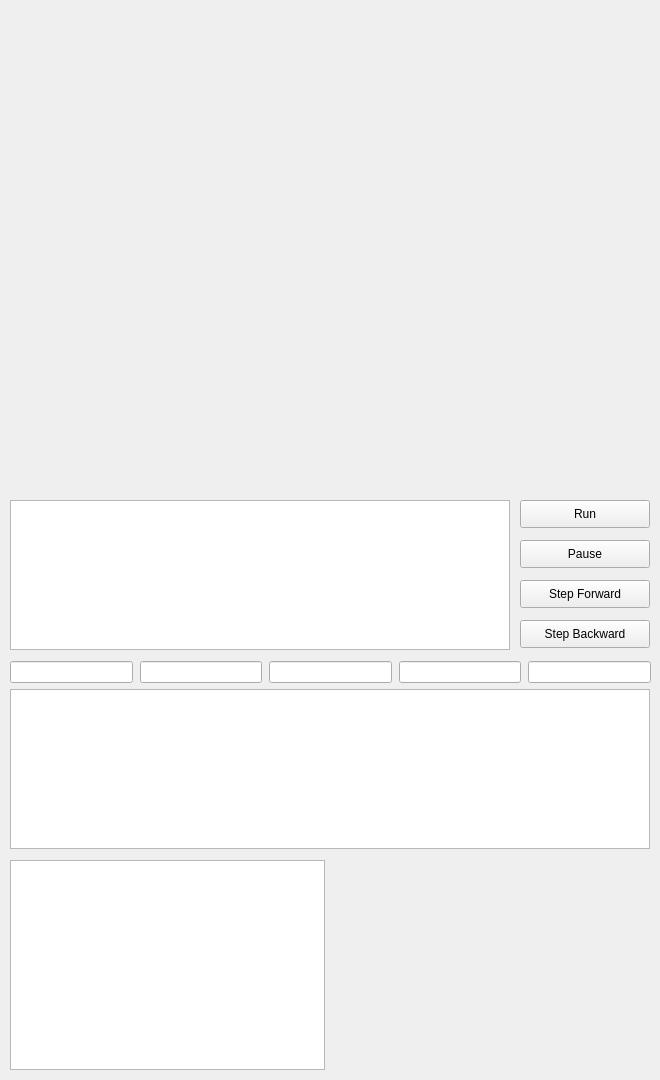
Qt form src/Debugging/MainDebugWindow.ui (GroupDenseKitchen/KitchenOccupation) before a commit.
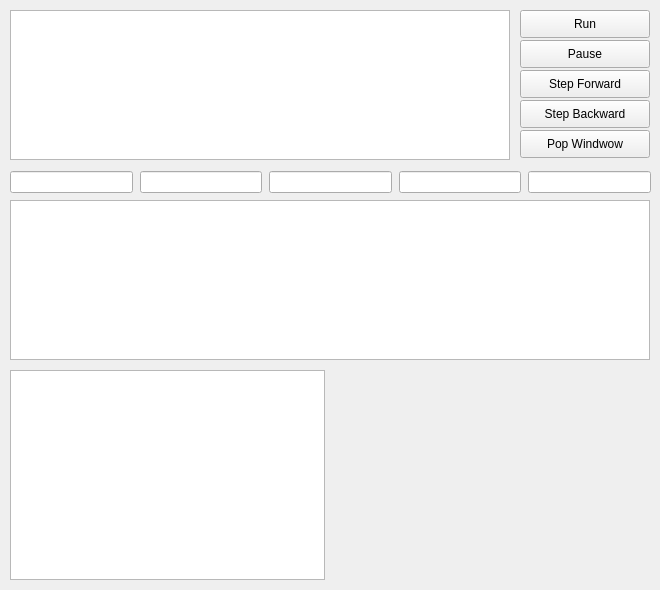
The same form after that commit.

Patch:
```diff
--- a/src/Debugging/MainDebugWindow.ui
+++ b/src/Debugging/MainDebugWindow.ui
@@ -7,7 +7,7 @@
     <x>0</x>
     <y>0</y>
     <width>660</width>
-    <height>1080</height>
+    <height>590</height>
    </rect>
   </property>
   <property name="windowTitle">
@@ -21,33 +21,17 @@
     <property name="geometry">
      <rect>
       <x>10</x>
-      <y>500</y>
+      <y>10</y>
       <width>500</width>
       <height>150</height>
      </rect>
     </property>
    </widget>
-   <widget class="QLabel" name="image1">
-    <property name="geometry">
-     <rect>
-      <x>10</x>
-      <y>10</y>
-      <width>640</width>
-      <height>480</height>
-     </rect>
-    </property>
-    <property name="autoFillBackground">
-     <bool>true</bool>
-    </property>
-    <property name="text">
-     <string/>
-    </property>
-   </widget>
    <widget class="QPushButton" name="runButton">
     <property name="geometry">
      <rect>
       <x>520</x>
-      <y>500</y>
+      <y>10</y>
       <width>130</width>
       <height>28</height>
      </rect>
@@ -65,7 +49,7 @@
     <property name="geometry">
      <rect>
       <x>520</x>
-      <y>540</y>
+      <y>40</y>
       <width>130</width>
       <height>28</height>
      </rect>
@@ -83,7 +67,7 @@
     <property name="geometry">
      <rect>
       <x>520</x>
-      <y>580</y>
+      <y>70</y>
       <width>130</width>
       <height>28</height>
      </rect>
@@ -101,7 +85,7 @@
     <property name="geometry">
      <rect>
       <x>520</x>
-      <y>620</y>
+      <y>100</y>
       <width>130</width>
       <height>28</height>
      </rect>
@@ -119,7 +103,7 @@
     <property name="geometry">
      <rect>
       <x>10</x>
-      <y>689</y>
+      <y>200</y>
       <width>640</width>
       <height>160</height>
      </rect>
@@ -129,17 +113,17 @@
     <property name="geometry">
      <rect>
       <x>10</x>
-      <y>860</y>
+      <y>370</y>
       <width>315</width>
       <height>210</height>
      </rect>
     </property>
    </widget>
-   <widget class="QWidget" name="">
+   <widget class="QWidget" name="layoutWidget">
     <property name="geometry">
      <rect>
       <x>10</x>
-      <y>660</y>
+      <y>170</y>
       <width>641</width>
       <height>24</height>
      </rect>
@@ -206,6 +190,24 @@
      </item>
     </layout>
    </widget>
+   <widget class="QPushButton" name="popWindowButton">
+    <property name="geometry">
+     <rect>
+      <x>520</x>
+      <y>130</y>
+      <width>130</width>
+      <height>28</height>
+     </rect>
+    </property>
+    <property name="font">
+     <font>
+      <family>Helvetica</family>
+     </font>
+    </property>
+    <property name="text">
+     <string>Pop Windwow</string>
+    </property>
+   </widget>
   </widget>
  </widget>
  <resources/>
```
